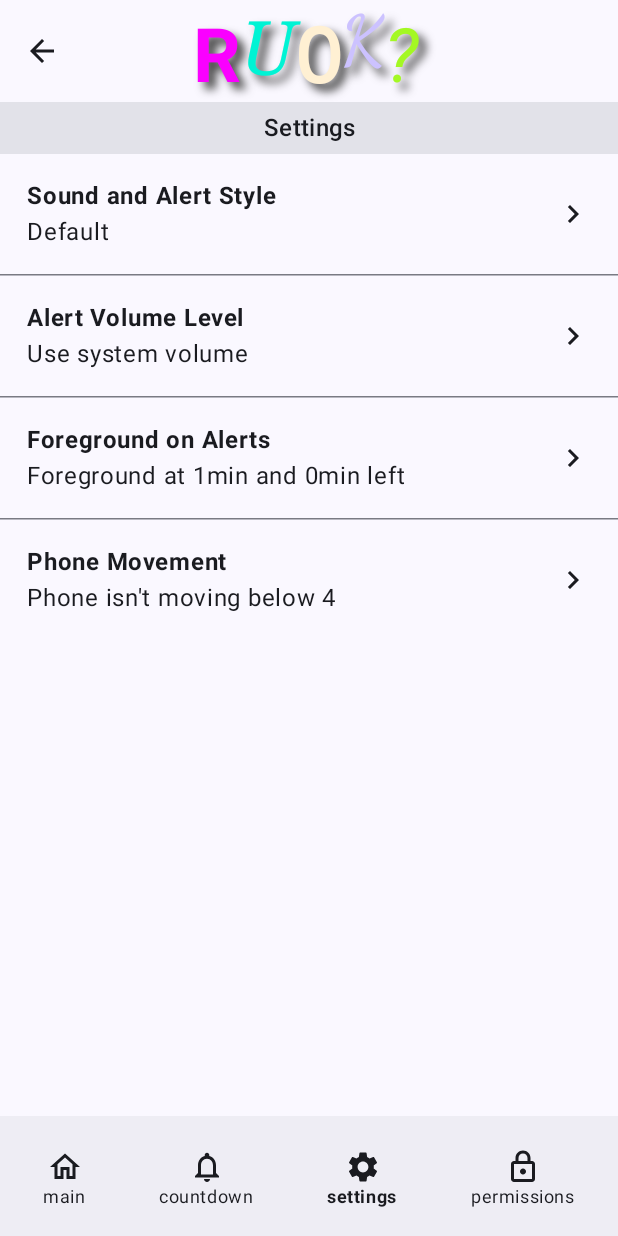
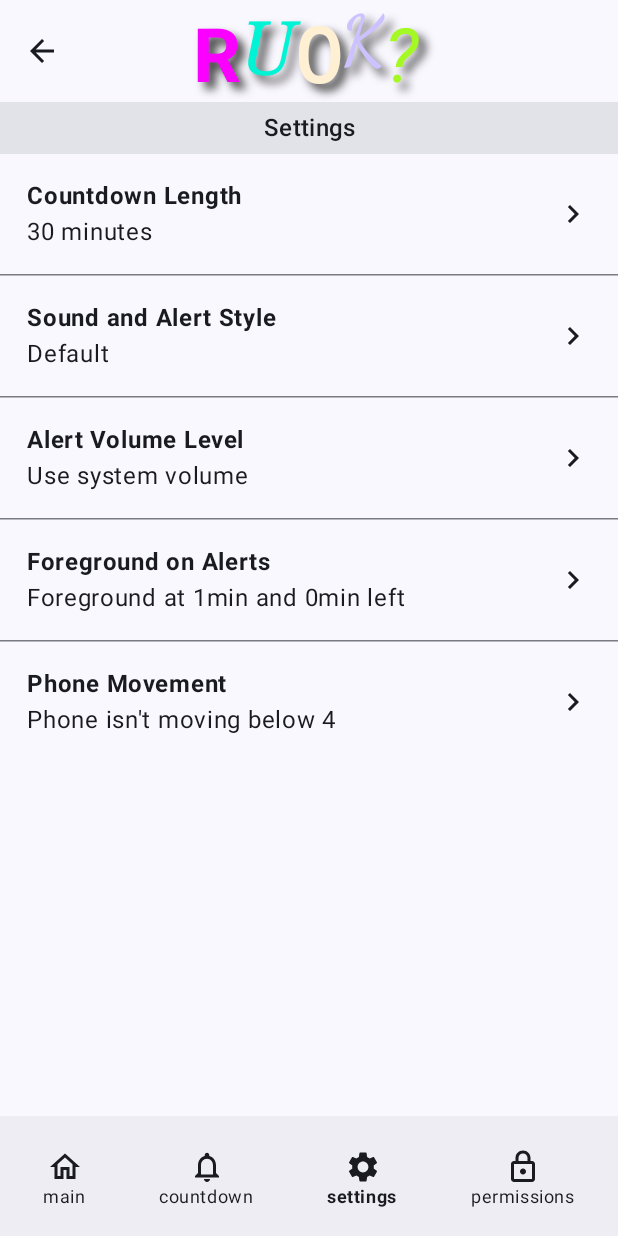
Before and after one commit to ralberth/AreYouOK, an Android app built with Jetpack Compose: the SettingsScreen screen opened through its navigation route, on a phone screen of 412 x 824 dp. Run offline under Robolectric (Android 15) with nearby library versions, the light colour scheme and no system bars; our stand-ins replace Dagger/Hilt's generated code; network calls fail.

Commit message:
length to settings screen

```diff
--- a/app/src/main/java/org/ralberth/areyouok/ui/mainscreen/MainScreen.kt
+++ b/app/src/main/java/org/ralberth/areyouok/ui/mainscreen/MainScreen.kt
@@ -5,12 +5,7 @@ import androidx.compose.material.icons.Icons
 import androidx.compose.material.icons.filled.AccountCircle
 import androidx.compose.material.icons.filled.Face
 import androidx.compose.material.icons.filled.Home
-import androidx.compose.material.icons.filled.Refresh
-import androidx.compose.material.icons.outlined.PlayArrow
-import androidx.compose.material3.Button
 import androidx.compose.material3.HorizontalDivider
-import androidx.compose.material3.Icon
-import androidx.compose.material3.Text
 import androidx.compose.runtime.Composable
 import androidx.compose.runtime.getValue
 import androidx.compose.ui.Modifier
@@ -52,14 +47,6 @@ fun MainScreen(
                         hasEnoughPermsToRun
                 )
 
-        NavSettingsRow(
-            leftIcon = Icons.Filled.Refresh,
-            label = "Countdown Length",
-            value = "${uiState.countdownLength} minutes",
-            onClickRow = { navController.navigate("durationselect") }
-        )
-
-        HorizontalDivider()
 
         val phoneValue = when {
             uiState.phoneName.isEmpty() && uiState.phoneNumber.isEmpty() -> "Pick a contact"
--- a/app/src/main/java/org/ralberth/areyouok/ui/settings/SettingsScreen.kt
+++ b/app/src/main/java/org/ralberth/areyouok/ui/settings/SettingsScreen.kt
@@ -20,6 +20,7 @@ fun SettingsScreen(navController: NavController, viewModel: RuokViewModel) {
 
     SettingsUI(
         navController,
+        uiState.countdownLength,
         uiState.soundStyle,
         uiState.volumePercent,
         uiState.foregroundOnAlerts,
@@ -31,6 +32,7 @@ fun SettingsScreen(navController: NavController, viewModel: RuokViewModel) {
 @Composable
 fun SettingsUI(
     navController: NavController?,
+    countdownLength: Int,
     soundStyle: String,
     volume: Float?,
     foregroundOnAlerts: Boolean,
@@ -50,6 +52,14 @@ fun SettingsUI(
             "Foreground at 1min and 0min left"
         else
             "Only use notification banners"
+
+        NavSettingsRow(
+            label = "Countdown Length",
+            value = "$countdownLength minutes",
+            onClickRow = { navController?.navigate("durationselect") }
+        )
+
+        HorizontalDivider()
 
         NavSettingsRow(
             label = "Sound and Alert Style",
@@ -91,6 +101,7 @@ fun SettingsUIPreview() {
         Surface(color = MaterialTheme.colorScheme.background) {
             SettingsUI(
                 null,
+                20,
                 "Voyager",
                 4.5f,
                 false,
```
